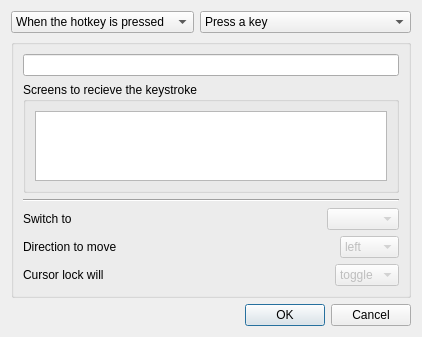
This is src/gui/src/ActionDialog.ui in input-leap/input-leap as Qt 5 draws it before an edit. The edited form follows.
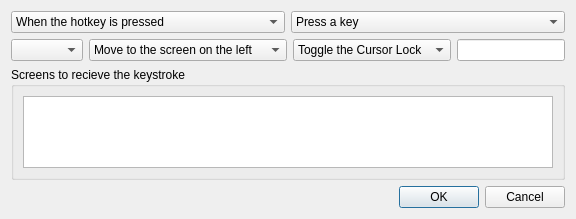
This is the edited form. Custom widgets are drawn as their Qt base class.

Commit message: ActionDialog: Ux, Only show action relevant options

The edit to the form file:
```diff
--- a/src/gui/src/ActionDialog.ui
+++ b/src/gui/src/ActionDialog.ui
@@ -6,18 +6,33 @@
    <rect>
     <x>0</x>
     <y>0</y>
-    <width>393</width>
-    <height>314</height>
+    <width>0</width>
+    <height>0</height>
    </rect>
   </property>
+  <property name="sizePolicy">
+   <sizepolicy hsizetype="Minimum" vsizetype="Minimum">
+    <horstretch>0</horstretch>
+    <verstretch>0</verstretch>
+   </sizepolicy>
+  </property>
   <property name="windowTitle">
    <string>Configure Action</string>
   </property>
   <layout class="QVBoxLayout" name="verticalLayout">
+   <property name="spacing">
+    <number>6</number>
+   </property>
    <item>
     <layout class="QHBoxLayout" name="horizontalLayout_4">
      <item>
       <widget class="QComboBox" name="comboTriggerOn">
+       <property name="sizePolicy">
+        <sizepolicy hsizetype="Preferred" vsizetype="Fixed">
+         <horstretch>0</horstretch>
+         <verstretch>0</verstretch>
+        </sizepolicy>
+       </property>
        <item>
         <property name="text">
          <string>When the hotkey is pressed</string>
@@ -32,6 +47,12 @@
      </item>
      <item>
       <widget class="QComboBox" name="comboActionType">
+       <property name="sizePolicy">
+        <sizepolicy hsizetype="Preferred" vsizetype="Fixed">
+         <horstretch>0</horstretch>
+         <verstretch>0</verstretch>
+        </sizepolicy>
+       </property>
        <item>
         <property name="text">
          <string>Press a key</string>
@@ -72,184 +93,127 @@
     </layout>
    </item>
    <item>
-    <widget class="QGroupBox" name="m_pGroupType">
+    <layout class="QHBoxLayout" name="horizontalLayout_2">
+     <item>
+      <widget class="QComboBox" name="comboSwitchToScreen">
+       <property name="enabled">
+        <bool>true</bool>
+       </property>
+      </widget>
+     </item>
+     <item>
+      <widget class="QComboBox" name="comboSwitchInDirection">
+       <property name="enabled">
+        <bool>true</bool>
+       </property>
+       <property name="sizePolicy">
+        <sizepolicy hsizetype="Preferred" vsizetype="Fixed">
+         <horstretch>0</horstretch>
+         <verstretch>0</verstretch>
+        </sizepolicy>
+       </property>
+       <item>
+        <property name="text">
+         <string>Move to the screen on the left</string>
+        </property>
+       </item>
+       <item>
+        <property name="text">
+         <string>Move to the screen on the right</string>
+        </property>
+       </item>
+       <item>
+        <property name="text">
+         <string>Move to the screen above</string>
+        </property>
+       </item>
+       <item>
+        <property name="text">
+         <string>Move to the screen below</string>
+        </property>
+       </item>
+      </widget>
+     </item>
+     <item>
+      <widget class="QComboBox" name="comboLockCursorToScreen">
+       <property name="enabled">
+        <bool>true</bool>
+       </property>
+       <property name="sizePolicy">
+        <sizepolicy hsizetype="Preferred" vsizetype="Fixed">
+         <horstretch>0</horstretch>
+         <verstretch>0</verstretch>
+        </sizepolicy>
+       </property>
+       <item>
+        <property name="text">
+         <string>Toggle the Cursor Lock</string>
+        </property>
+       </item>
+       <item>
+        <property name="text">
+         <string>Enable the cursor lock</string>
+        </property>
+       </item>
+       <item>
+        <property name="text">
+         <string>Disable the cursor lock</string>
+        </property>
+       </item>
+      </widget>
+     </item>
+     <item>
+      <widget class="KeySequenceWidget" name="keySequenceWidget">
+       <property name="sizePolicy">
+        <sizepolicy hsizetype="Preferred" vsizetype="Fixed">
+         <horstretch>0</horstretch>
+         <verstretch>0</verstretch>
+        </sizepolicy>
+       </property>
+       <property name="text">
+        <string/>
+       </property>
+      </widget>
+     </item>
+    </layout>
+   </item>
+   <item>
+    <widget class="QGroupBox" name="group_screens">
+     <property name="sizePolicy">
+      <sizepolicy hsizetype="Preferred" vsizetype="Preferred">
+       <horstretch>0</horstretch>
+       <verstretch>0</verstretch>
+      </sizepolicy>
+     </property>
      <property name="title">
-      <string/>
+      <string>Screens to recieve the keystroke</string>
      </property>
-     <layout class="QVBoxLayout">
+     <layout class="QHBoxLayout">
       <item>
-       <widget class="KeySequenceWidget" name="keySequenceWidget">
+       <widget class="QListWidget" name="listScreens">
         <property name="sizePolicy">
-         <sizepolicy hsizetype="Expanding" vsizetype="Fixed">
-          <horstretch>1</horstretch>
+         <sizepolicy hsizetype="Expanding" vsizetype="Preferred">
+          <horstretch>0</horstretch>
           <verstretch>0</verstretch>
          </sizepolicy>
         </property>
-        <property name="minimumSize">
+        <property name="maximumSize">
          <size>
-          <width>256</width>
-          <height>0</height>
+          <width>16777215</width>
+          <height>16777215</height>
          </size>
         </property>
-        <property name="text">
-         <string/>
+        <property name="sizeAdjustPolicy">
+         <enum>QAbstractScrollArea::AdjustToContents</enum>
         </property>
-       </widget>
-      </item>
-      <item>
-       <widget class="QGroupBox" name="group_screens">
-        <property name="title">
-         <string>Screens to recieve the keystroke</string>
+        <property name="selectionMode">
+         <enum>QAbstractItemView::NoSelection</enum>
         </property>
-        <layout class="QVBoxLayout" name="verticalLayout_2">
-         <item>
-          <widget class="QListWidget" name="listScreens">
-           <property name="sizeAdjustPolicy">
-            <enum>QAbstractScrollArea::AdjustToContents</enum>
-           </property>
-           <property name="selectionMode">
-            <enum>QAbstractItemView::NoSelection</enum>
-           </property>
-          </widget>
-         </item>
-        </layout>
-       </widget>
-      </item>
-      <item>
-       <widget class="Line" name="line">
-        <property name="orientation">
-         <enum>Qt::Horizontal</enum>
+        <property name="sortingEnabled">
+         <bool>false</bool>
         </property>
        </widget>
       </item>
-      <item>
-       <layout class="QHBoxLayout">
-        <item>
-         <widget class="QLabel" name="label">
-          <property name="text">
-           <string>Switch to</string>
-          </property>
-         </widget>
-        </item>
-        <item>
-         <spacer>
-          <property name="orientation">
-           <enum>Qt::Horizontal</enum>
-          </property>
-          <property name="sizeHint" stdset="0">
-           <size>
-            <width>40</width>
-            <height>20</height>
-           </size>
-          </property>
-         </spacer>
-        </item>
-        <item>
-         <widget class="QComboBox" name="m_pComboSwitchToScreen">
-          <property name="enabled">
-           <bool>false</bool>
-          </property>
-         </widget>
-        </item>
-       </layout>
-      </item>
-      <item>
-       <layout class="QHBoxLayout">
-        <item>
-         <widget class="QLabel" name="label_2">
-          <property name="text">
-           <string>Direction to move</string>
-          </property>
-         </widget>
-        </item>
-        <item>
-         <spacer>
-          <property name="orientation">
-           <enum>Qt::Horizontal</enum>
-          </property>
-          <property name="sizeHint" stdset="0">
-           <size>
-            <width>40</width>
-            <height>20</height>
-           </size>
-          </property>
-         </spacer>
-        </item>
-        <item>
-         <widget class="QComboBox" name="m_pComboSwitchInDirection">
-          <property name="enabled">
-           <bool>false</bool>
-          </property>
-          <item>
-           <property name="text">
-            <string>left</string>
-           </property>
-          </item>
-          <item>
-           <property name="text">
-            <string>right</string>
-           </property>
-          </item>
-          <item>
-           <property name="text">
-            <string>up</string>
-           </property>
-          </item>
-          <item>
-           <property name="text">
-            <string>down</string>
-           </property>
-          </item>
-         </widget>
-        </item>
-       </layout>
-      </item>
-      <item>
-       <layout class="QHBoxLayout">
-        <item>
-         <widget class="QLabel" name="label_3">
-          <property name="text">
-           <string>Cursor lock will</string>
-          </property>
-         </widget>
-        </item>
-        <item>
-         <spacer>
-          <property name="orientation">
-           <enum>Qt::Horizontal</enum>
-          </property>
-          <property name="sizeHint" stdset="0">
-           <size>
-            <width>40</width>
-            <height>20</height>
-           </size>
-          </property>
-         </spacer>
-        </item>
-        <item>
-         <widget class="QComboBox" name="m_pComboLockCursorToScreen">
-          <property name="enabled">
-           <bool>false</bool>
-          </property>
-          <item>
-           <property name="text">
-            <string>toggle</string>
-           </property>
-          </item>
-          <item>
-           <property name="text">
-            <string>on</string>
-           </property>
-          </item>
-          <item>
-           <property name="text">
-            <string>off</string>
-           </property>
-          </item>
-         </widget>
-        </item>
-       </layout>
-      </item>
      </layout>
     </widget>
    </item>
```
The commit also changes 1 other file.
